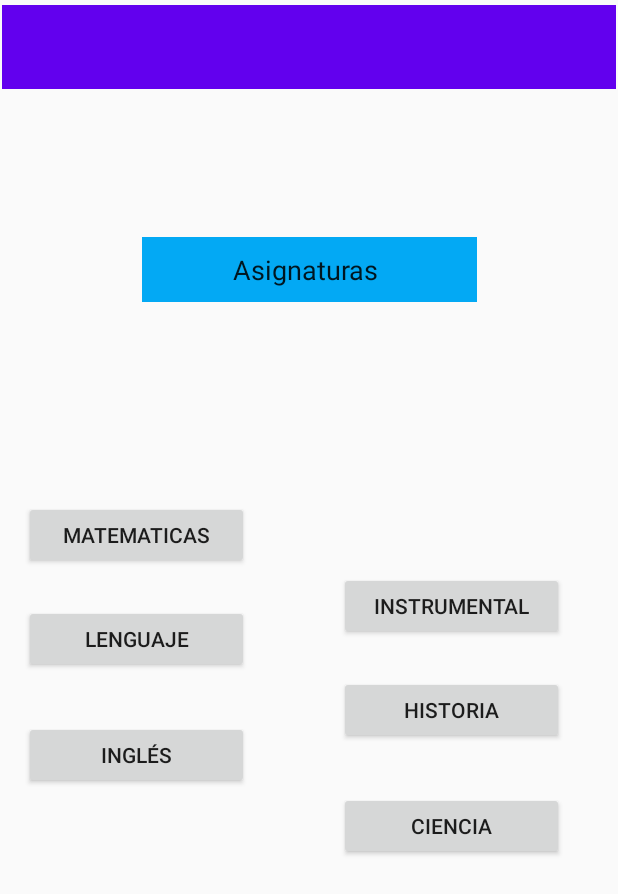
After one commit to eduardotwk/EducaTech, an Android app: the layout alumno_asignaturas.xml on its own in the app's theme, with its tools: preview values and no code run, on a phone screen of 412 x 824 dp. The commit adds this screen. Shown: the top 894 px of the screen. Run offline under Robolectric (Android 15) with nearby library versions, the phone set to English and light mode, and no system bars.

Commit message:
vista de asignaturas

```diff
--- /dev/null
+++ b/app/src/main/res/layout/alumno_asignaturas.xml
@@ -0,0 +1,102 @@
+<?xml version="1.0" encoding="utf-8"?>
+<androidx.constraintlayout.widget.ConstraintLayout
+    xmlns:android="http://schemas.android.com/apk/res/android"
+    xmlns:app="http://schemas.android.com/apk/res-auto"
+    xmlns:tools="http://schemas.android.com/tools"
+    android:layout_width="match_parent"
+    android:layout_height="match_parent">
+
+    <Button
+        android:id="@+id/button7"
+        android:layout_width="150dp"
+        android:layout_height="45dp"
+        android:layout_marginBottom="24dp"
+        android:text="Matematicas"
+        app:layout_constraintBottom_toTopOf="@+id/button9"
+        app:layout_constraintEnd_toEndOf="parent"
+        app:layout_constraintHorizontal_bias="0.061"
+        app:layout_constraintStart_toStartOf="parent" />
+
+    <Button
+        android:id="@+id/button9"
+        android:layout_width="150dp"
+        android:layout_height="45dp"
+        android:text="Lenguaje"
+        app:layout_constraintBottom_toBottomOf="parent"
+        app:layout_constraintEnd_toEndOf="parent"
+        app:layout_constraintHorizontal_bias="0.061"
+        app:layout_constraintStart_toStartOf="parent"
+        app:layout_constraintTop_toTopOf="parent"
+        app:layout_constraintVertical_bias="0.518" />
+
+    <Button
+        android:id="@+id/button13"
+        android:layout_width="150dp"
+        android:layout_height="45dp"
+        android:layout_marginTop="32dp"
+        android:text="Inglés"
+        app:layout_constraintEnd_toEndOf="parent"
+        app:layout_constraintHorizontal_bias="0.061"
+        app:layout_constraintStart_toStartOf="parent"
+        app:layout_constraintTop_toBottomOf="@+id/button9" />
+
+    <EditText
+        android:id="@+id/editText4"
+        android:layout_width="223dp"
+        android:layout_height="43dp"
+        android:background="#03A9F4"
+        android:ems="10"
+        android:inputType="textPersonName"
+        android:text="             Asignaturas"
+        app:layout_constraintBottom_toBottomOf="parent"
+        app:layout_constraintEnd_toEndOf="parent"
+        app:layout_constraintStart_toStartOf="parent"
+        app:layout_constraintTop_toTopOf="parent"
+        app:layout_constraintVertical_bias="0.202" />
+
+    <androidx.appcompat.widget.Toolbar
+        android:id="@+id/toolbar3"
+        android:layout_width="409dp"
+        android:layout_height="wrap_content"
+        android:background="?attr/colorPrimary"
+        android:minHeight="?attr/actionBarSize"
+        android:theme="?attr/actionBarTheme"
+        app:layout_constraintBottom_toBottomOf="parent"
+        app:layout_constraintEnd_toEndOf="parent"
+        app:layout_constraintStart_toStartOf="parent"
+        app:layout_constraintTop_toTopOf="parent"
+        app:layout_constraintVertical_bias="0.004" />
+
+    <Button
+        android:id="@+id/button14"
+        android:layout_width="150dp"
+        android:layout_height="45dp"
+        android:layout_marginBottom="24dp"
+        android:text="Instrumental"
+        app:layout_constraintBottom_toTopOf="@+id/button15"
+        app:layout_constraintEnd_toEndOf="parent"
+        app:layout_constraintHorizontal_bias="0.862"
+        app:layout_constraintStart_toStartOf="parent" />
+
+    <Button
+        android:id="@+id/button15"
+        android:layout_width="150dp"
+        android:layout_height="45dp"
+        android:layout_marginBottom="328dp"
+        android:text="Historia"
+        app:layout_constraintBottom_toBottomOf="parent"
+        app:layout_constraintEnd_toEndOf="parent"
+        app:layout_constraintHorizontal_bias="0.862"
+        app:layout_constraintStart_toStartOf="parent" />
+
+    <Button
+        android:id="@+id/button16"
+        android:layout_width="150dp"
+        android:layout_height="45dp"
+        android:layout_marginTop="32dp"
+        android:text="Ciencia"
+        app:layout_constraintEnd_toEndOf="parent"
+        app:layout_constraintHorizontal_bias="0.862"
+        app:layout_constraintStart_toStartOf="parent"
+        app:layout_constraintTop_toBottomOf="@+id/button15" />
+</androidx.constraintlayout.widget.ConstraintLayout>
--- a/app/src/main/res/layout/alumno_inicio.xml
+++ b/app/src/main/res/layout/alumno_inicio.xml
@@ -96,17 +96,6 @@
             app:layout_constraintTop_toTopOf="parent"
             app:layout_constraintVertical_bias="0.0" />
 
-        <Spinner
-            android:id="@+id/spinner"
-            android:layout_width="356dp"
-            android:layout_height="wrap_content"
-            app:layout_constraintBottom_toBottomOf="parent"
-            app:layout_constraintEnd_toEndOf="parent"
-            app:layout_constraintHorizontal_bias="0.49"
-            app:layout_constraintStart_toStartOf="parent"
-            app:layout_constraintTop_toTopOf="parent"
-            app:layout_constraintVertical_bias="0.036" />
-
         <EditText
             android:id="@+id/editText16"
             android:layout_width="210dp"
```
